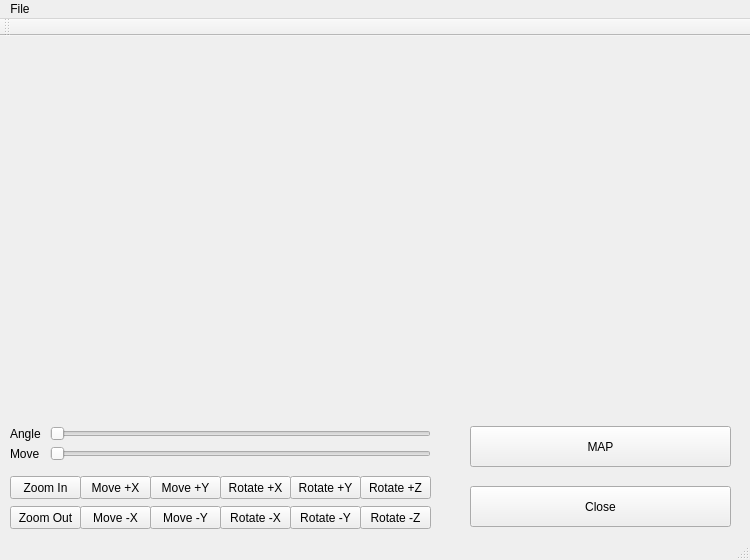
divya2661/QT-Application-for-face-texture-mapping, file window.ui: the form before one commit.
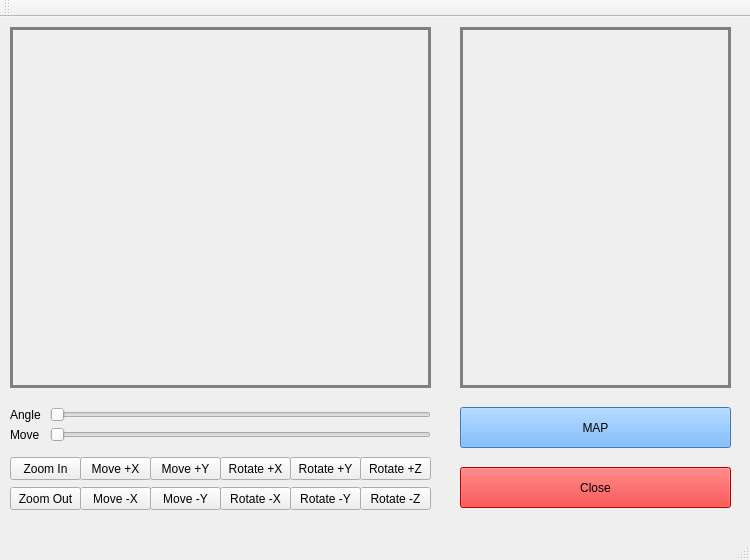
The form after the commit. Custom widgets are drawn as their Qt base class.

Patch:
```diff
--- a/window.ui
+++ b/window.ui
@@ -23,6 +23,11 @@
       <height>361</height>
      </rect>
     </property>
+    <property name="styleSheet">
+     <string notr="true">#widget{
+border:3px solid gray;
+}</string>
+    </property>
    </widget>
    <widget class="QLabel" name="label_pic">
     <property name="geometry">
@@ -33,6 +38,11 @@
       <height>361</height>
      </rect>
     </property>
+    <property name="styleSheet">
+     <string notr="true">#label_pic{
+border:3px solid gray;
+}</string>
+    </property>
     <property name="frameShadow">
      <enum>QFrame::Plain</enum>
     </property>
@@ -110,6 +120,9 @@
       <height>23</height>
      </rect>
     </property>
+    <property name="styleSheet">
+     <string notr="true"/>
+    </property>
     <property name="text">
      <string>Zoom In</string>
     </property>
@@ -130,12 +143,18 @@
    <widget class="QPushButton" name="map">
     <property name="geometry">
      <rect>
-      <x>470</x>
+      <x>460</x>
       <y>390</y>
-      <width>261</width>
+      <width>271</width>
       <height>41</height>
      </rect>
     </property>
+    <property name="styleSheet">
+     <string notr="true">#map{
+	
+	background-color: rgb(85, 170, 255);
+}</string>
+    </property>
     <property name="text">
      <string>MAP</string>
     </property>
@@ -282,12 +301,18 @@
    <widget class="QPushButton" name="closemain">
     <property name="geometry">
      <rect>
-      <x>470</x>
+      <x>460</x>
       <y>450</y>
-      <width>261</width>
+      <width>271</width>
       <height>41</height>
      </rect>
     </property>
+    <property name="styleSheet">
+     <string notr="true">#closemain{
+background-color: rgb(255, 0, 0);
+}
+</string>
+    </property>
     <property name="text">
      <string>Close</string>
     </property>
@@ -302,12 +327,6 @@
      <height>20</height>
     </rect>
    </property>
-   <widget class="QMenu" name="menuFile">
-    <property name="title">
-     <string>File</string>
-    </property>
-   </widget>
-   <addaction name="menuFile"/>
   </widget>
   <widget class="QToolBar" name="mainToolBar">
    <attribute name="toolBarArea">
```
Left out of the diff: 2 changed lines with no effect on the pictures.
